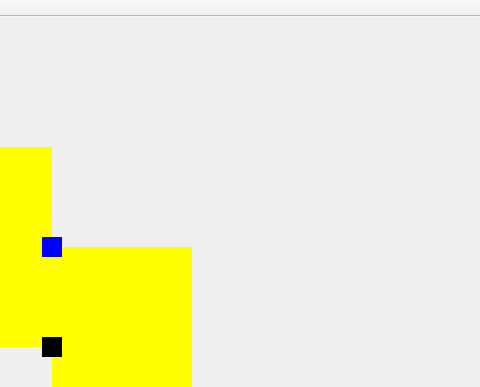
Old version of the form mainwindow.ui in the repository luankjs/TrainCircuit; both pictures show x 248 to 728 and y 0 to 387 of the 728 by 476 pixel window.
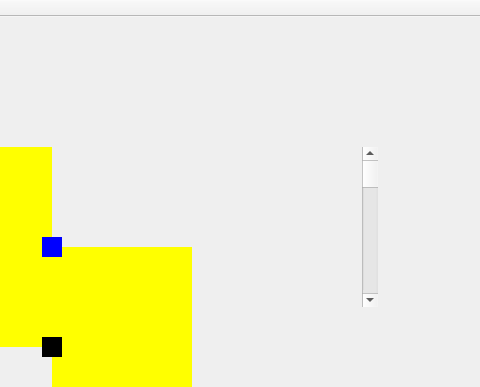
New version of the form.

What changed in the file:
```diff
--- a/mainwindow.ui
+++ b/mainwindow.ui
@@ -151,6 +151,19 @@
      <string/>
     </property>
    </widget>
+   <widget class="QScrollBar" name="verticalScrollBar">
+    <property name="geometry">
+     <rect>
+      <x>610</x>
+      <y>130</y>
+      <width>16</width>
+      <height>160</height>
+     </rect>
+    </property>
+    <property name="orientation">
+     <enum>Qt::Vertical</enum>
+    </property>
+   </widget>
    <zorder>labelTrilho01</zorder>
    <zorder>labelTrilho02</zorder>
    <zorder>labelTrilho03</zorder>
```
Left out of the diff: 1 changed line with no effect on the pictures.
